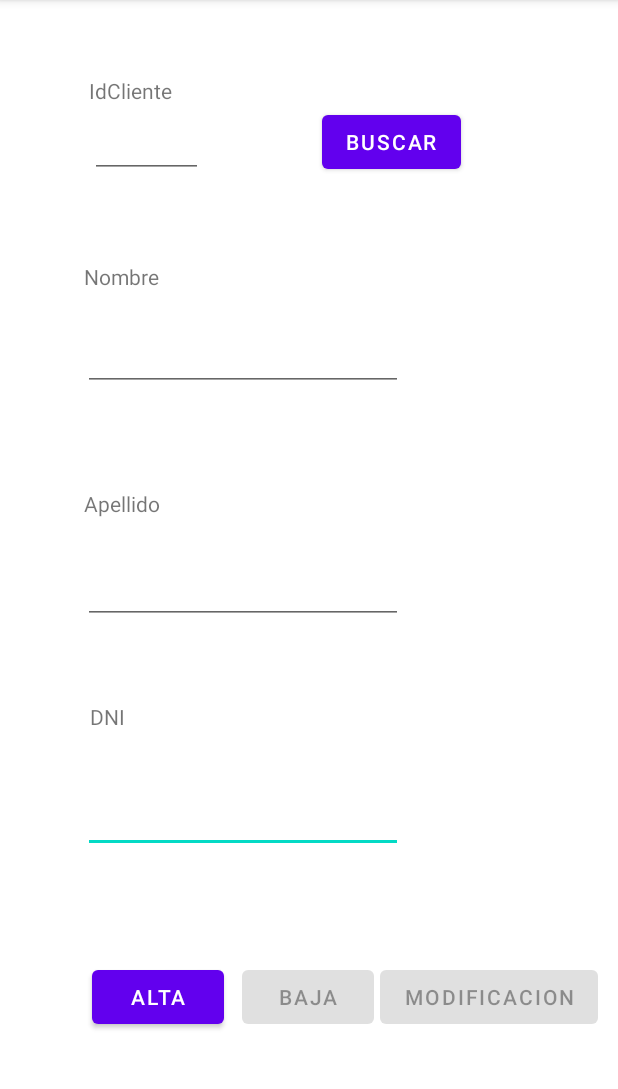
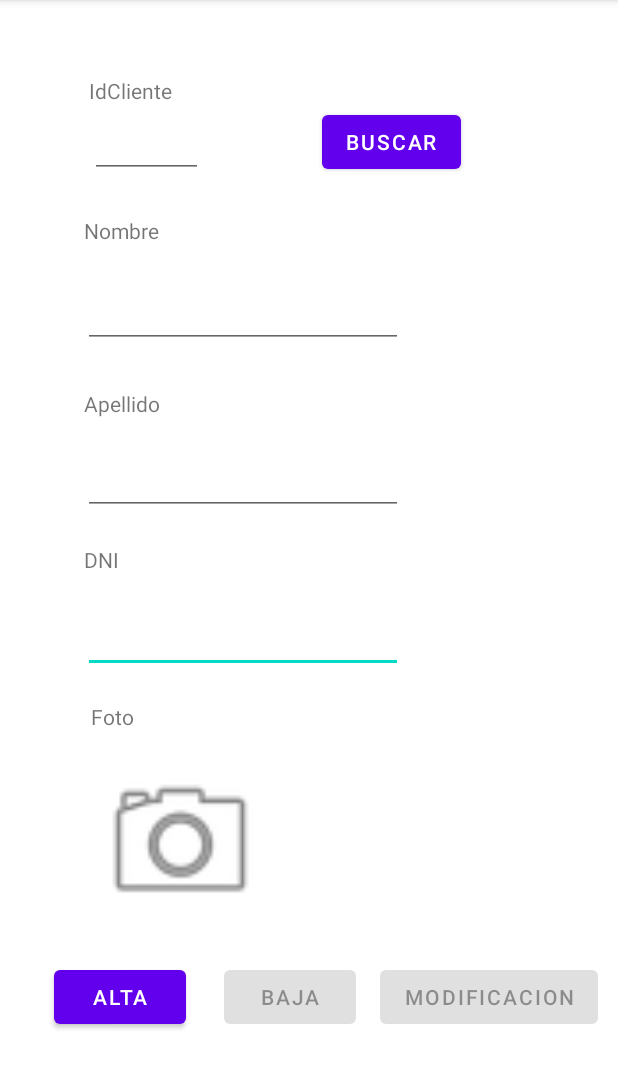
Before and after one commit to xabier100/ANDROID_APP_GarageManagement, an Android app: the MantenimientoClientes screen opened directly, with no data from a screen before it, after a tap on "ALTA", on a phone screen of 412 x 824 dp, the part 84-1173 px from its top. Run offline under Robolectric (Android 15) with nearby library versions, the phone set to English and light mode, and no system bars; 1 other tap on this screen came first.

Commit message:
Implementado foto de perfil en clientes

```diff
--- a/GarageManagement/app/build.gradle
+++ b/GarageManagement/app/build.gradle
@@ -7,12 +7,12 @@ android {
 
     defaultConfig {
         applicationId "com.example.proyectoandroid"
-        minSdk 25
-        targetSdk 31
+        targetSdk 30
         versionCode 1
         versionName "1.0"
 
         testInstrumentationRunner "androidx.test.runner.AndroidJUnitRunner"
+        minSdk defaultMinSdkVersion
     }
 
     buildTypes {
--- a/GarageManagement/app/src/main/java/com/example/proyectoandroid/MainActivity.java
+++ b/GarageManagement/app/src/main/java/com/example/proyectoandroid/MainActivity.java
@@ -17,7 +17,7 @@ public class MainActivity extends AppCompatActivity implements View.OnClickListe
     protected void onCreate(Bundle savedInstanceState) {
         super.onCreate(savedInstanceState);
         setContentView(R.layout.activity_main);
-        toh=new TallerOpenHelper(this, NOMBRE_BD,null,4);
+        toh=new TallerOpenHelper(this, NOMBRE_BD,null,5);
         //Asignar a cada boton su vista
         btnMantenimientoClientes=findViewById(R.id.btnMantenimientoClientes);
         btnMantenimientoFacturas=findViewById(R.id.btnMantenimientoFacturas);
--- a/GarageManagement/app/src/main/java/com/example/proyectoandroid/MantenimientoClientes.java
+++ b/GarageManagement/app/src/main/java/com/example/proyectoandroid/MantenimientoClientes.java
@@ -1,22 +1,37 @@
 package com.example.proyectoandroid;
 
+import androidx.activity.result.contract.ActivityResultContracts;
+import androidx.annotation.Nullable;
 import androidx.appcompat.app.AppCompatActivity;
 
+import android.content.ContentResolver;
 import android.content.ContentValues;
+import android.content.Intent;
 import android.database.Cursor;
 import android.database.sqlite.SQLiteConstraintException;
 import android.database.sqlite.SQLiteDatabase;
+import android.graphics.Bitmap;
+import android.graphics.BitmapFactory;
+import android.graphics.ImageDecoder;
+import android.graphics.drawable.BitmapDrawable;
+import android.net.Uri;
 import android.os.Bundle;
+import android.provider.MediaStore;
+import android.util.Base64;
 import android.view.View;
 import android.widget.Button;
 import android.widget.EditText;
+import android.widget.ImageView;
 import android.widget.Toast;
 
-public class MantenimientoClientes extends AppCompatActivity implements View.OnClickListener {
+import java.io.ByteArrayOutputStream;
+
+public class MantenimientoClientes extends AppCompatActivity implements View.OnClickListener{
 
     Button btnAlta,btnBaja,btnModificacion,btnBuscar;
     EditText txtIdCliente,txtNombre,txtApellido,txtDni;
     SQLiteDatabase sqldb;
+    ImageView imgCliente;
     @Override
     protected void onCreate(Bundle savedInstanceState) {
         super.onCreate(savedInstanceState);
@@ -29,10 +44,12 @@ public class MantenimientoClientes extends AppCompatActivity implements View.OnC
         btnBaja=findViewById(R.id.btnBaja);
         btnModificacion=findViewById(R.id.btnModificacion);
         btnBuscar=findViewById(R.id.btnBuscar);
+        imgCliente=findViewById(R.id.imgCliente);
         btnAlta.setOnClickListener(this);
         btnBaja.setOnClickListener(this);
         btnModificacion.setOnClickListener(this);
         btnBuscar.setOnClickListener(this);
+        imgCliente.setOnClickListener(this);
 
     }
 
@@ -49,6 +66,11 @@ public class MantenimientoClientes extends AppCompatActivity implements View.OnC
         }
         else if(v==btnModificacion){
             modificar();
+        }
+        else if (v==imgCliente){
+            Intent i=new Intent(Intent.ACTION_PICK,
+                    MediaStore.Images.Media.EXTERNAL_CONTENT_URI);
+            startActivityForResult(i,1);
         }
     }
 
@@ -99,9 +121,10 @@ public class MantenimientoClientes extends AppCompatActivity implements View.OnC
         String nombre=txtNombre.getText().toString();
         String apellido=txtApellido.getText().toString();
         String dni=txtDni.getText().toString();
+        String img=this.convertirABase64(imgCliente);
         //Llenar el contentValue con el valor de la caja y su nombre
-        String[]elementos=new String[]{idCliente,nombre,apellido,dni};
-        String[]nombreelementos=new String[]{"idCliente","nombre","apellido","DNI",};
+        String[]elementos=new String[]{idCliente,nombre,apellido,dni,img};
+        String[]nombreelementos=new String[]{"idCliente","nombre","apellido","DNI","ImgCliente"};
         for (int i = 0; i < elementos.length; i++) {
             cv.put(nombreelementos[i],elementos[i]);
         }
@@ -111,7 +134,7 @@ public class MantenimientoClientes extends AppCompatActivity implements View.OnC
         String idCliente=txtIdCliente.getText().toString();
         sqldb=MainActivity.toh.getReadableDatabase();
         Cursor c=sqldb.query("Clientes",new String[]
-                        {"IdCliente","Nombre","Apellido","DNI"},
+                        {"IdCliente","Nombre","Apellido","DNI","ImgCliente"},
                 "IdCliente=?",
                 new String[]{idCliente},
                 null,null,null);
@@ -120,6 +143,9 @@ public class MantenimientoClientes extends AppCompatActivity implements View.OnC
             txtNombre.setText(c.getString(1));
             txtApellido.setText(c.getString(2));
             txtDni.setText(c.getString(3));
+            //Crear el bitmpap y insertarlo
+            Bitmap bmp=this.obtenerBmpDeString(c.getString(4));
+            imgCliente.setImageBitmap(bmp);
             //Habilitar y deshabilitar los botones correspondientes
             btnAlta.setEnabled(false);
             btnBaja.setEnabled(true);
@@ -134,7 +160,45 @@ public class MantenimientoClientes extends AppCompatActivity implements View.OnC
         }
     }
 
+    private Bitmap obtenerBmpDeString(String string) {
+        byte [] array=Base64.decode(string,Base64.DEFAULT);
+        Bitmap bmp= BitmapFactory.decodeByteArray(array,0,array.length);
+        return bmp;
+    }
+
+
+
     private void mostrarMensaje(String s) {
         Toast.makeText(this,s,Toast.LENGTH_LONG).show();
     }
+
+    public String convertirABase64(ImageView img){
+        Bitmap bmp=((BitmapDrawable)img.getDrawable()).getBitmap();
+        ByteArrayOutputStream baos=new ByteArrayOutputStream();
+        bmp.compress(Bitmap.CompressFormat.JPEG,100,baos);
+        byte []array=baos.toByteArray();
+        String strfoto= Base64.encodeToString(array,Base64.DEFAULT);
+        return strfoto;
+    }
+
+
+    @Override
+    protected void onActivityResult(int requestCode, int resultCode, @Nullable Intent data) {
+        if(requestCode==1)
+        {
+            if(resultCode==RESULT_OK) {
+                Uri uri = data.getData();
+                try {
+                    ContentResolver cr = getContentResolver();
+                    /*Un manejador de imagenes es el cr*/
+                    Bitmap bmp = ImageDecoder.decodeBitmap(ImageDecoder.createSource(cr, uri));
+                    imgCliente.setImageBitmap(bmp);
+
+                } catch (Exception e) {
+                    mostrarMensaje(e.getMessage());
+                }
+            }
+        }
+        super.onActivityResult(requestCode, resultCode, data);
+    }
 }
--- a/GarageManagement/app/src/main/java/com/example/proyectoandroid/TallerOpenHelper.java
+++ b/GarageManagement/app/src/main/java/com/example/proyectoandroid/TallerOpenHelper.java
@@ -14,6 +14,7 @@ public class TallerOpenHelper extends SQLiteOpenHelper {
             "    Nombre    TEXT," +
             "    Apellido  TEXT," +
             "    DNI       TEXT    UNIQUE," +
+            "    ImgCliente TEXT," +
             "    PRIMARY KEY (" +
             "        IdCliente" +
             "    )," +
--- a/GarageManagement/app/src/main/res/layout/activity_mantenimiento_clientes.xml
+++ b/GarageManagement/app/src/main/res/layout/activity_mantenimiento_clientes.xml
@@ -17,7 +17,7 @@
         app:layout_constraintHorizontal_bias="0.278"
         app:layout_constraintStart_toStartOf="parent"
         app:layout_constraintTop_toTopOf="parent"
-        app:layout_constraintVertical_bias="0.724" />
+        app:layout_constraintVertical_bias="0.558" />
 
     <TextView
         android:id="@+id/textView3"
@@ -29,7 +29,7 @@
         app:layout_constraintHorizontal_bias="0.155"
         app:layout_constraintStart_toStartOf="parent"
         app:layout_constraintTop_toTopOf="parent"
-        app:layout_constraintVertical_bias="0.435" />
+        app:layout_constraintVertical_bias="0.346" />
 
     <TextView
         android:id="@+id/textView5"
@@ -38,10 +38,10 @@
         android:text="DNI"
         app:layout_constraintBottom_toBottomOf="parent"
         app:layout_constraintEnd_toEndOf="parent"
-        app:layout_constraintHorizontal_bias="0.155"
+        app:layout_constraintHorizontal_bias="0.144"
         app:layout_constraintStart_toStartOf="parent"
         app:layout_constraintTop_toTopOf="parent"
-        app:layout_constraintVertical_bias="0.625" />
+        app:layout_constraintVertical_bias="0.485" />
 
     <TextView
         android:id="@+id/textView"
@@ -53,7 +53,7 @@
         app:layout_constraintHorizontal_bias="0.155"
         app:layout_constraintStart_toStartOf="parent"
         app:layout_constraintTop_toTopOf="parent"
-        app:layout_constraintVertical_bias="0.233" />
+        app:layout_constraintVertical_bias="0.192" />
 
     <TextView
         android:id="@+id/textView6"
@@ -78,7 +78,7 @@
         app:layout_constraintHorizontal_bias="0.278"
         app:layout_constraintStart_toStartOf="parent"
         app:layout_constraintTop_toTopOf="parent"
-        app:layout_constraintVertical_bias="0.298" />
+        app:layout_constraintVertical_bias="0.258" />
 
     <EditText
         android:id="@+id/txtIdCliente"
@@ -104,7 +104,7 @@
         app:layout_constraintHorizontal_bias="0.278"
         app:layout_constraintStart_toStartOf="parent"
         app:layout_constraintTop_toTopOf="parent"
-        app:layout_constraintVertical_bias="0.513" />
+        app:layout_constraintVertical_bias="0.412" />
 
     <Button
         android:id="@+id/btnBuscar"
@@ -126,7 +126,7 @@
         android:text="Alta"
         app:layout_constraintBottom_toBottomOf="parent"
         app:layout_constraintEnd_toEndOf="parent"
-        app:layout_constraintHorizontal_bias="0.189"
+        app:layout_constraintHorizontal_bias="0.111"
         app:layout_constraintStart_toStartOf="parent"
         app:layout_constraintTop_toTopOf="parent"
         app:layout_constraintVertical_bias="0.89" />
@@ -139,7 +139,7 @@
         android:text="Baja"
         app:layout_constraintBottom_toBottomOf="parent"
         app:layout_constraintEnd_toEndOf="parent"
-        app:layout_constraintHorizontal_bias="0.498"
+        app:layout_constraintHorizontal_bias="0.461"
         app:layout_constraintStart_toStartOf="parent"
         app:layout_constraintTop_toTopOf="parent"
         app:layout_constraintVertical_bias="0.89" />
@@ -157,4 +157,28 @@
         app:layout_constraintTop_toTopOf="parent"
         app:layout_constraintVertical_bias="0.89" />
 
+    <ImageView
+        android:id="@+id/imgCliente"
+        android:layout_width="122dp"
+        android:layout_height="113dp"
+        app:layout_constraintBottom_toBottomOf="parent"
+        app:layout_constraintEnd_toEndOf="parent"
+        app:layout_constraintHorizontal_bias="0.204"
+        app:layout_constraintStart_toStartOf="parent"
+        app:layout_constraintTop_toTopOf="parent"
+        app:layout_constraintVertical_bias="0.771"
+        app:srcCompat="@android:drawable/ic_menu_camera" />
+
+    <TextView
+        android:id="@+id/textView12"
+        android:layout_width="wrap_content"
+        android:layout_height="wrap_content"
+        android:text="Foto"
+        app:layout_constraintBottom_toBottomOf="parent"
+        app:layout_constraintEnd_toEndOf="parent"
+        app:layout_constraintHorizontal_bias="0.158"
+        app:layout_constraintStart_toStartOf="parent"
+        app:layout_constraintTop_toTopOf="parent"
+        app:layout_constraintVertical_bias="0.625" />
+
 </androidx.constraintlayout.widget.ConstraintLayout>
--- a/GarageManagement/build.gradle
+++ b/GarageManagement/build.gradle
@@ -3,7 +3,9 @@ plugins {
     id 'com.android.application' version '7.1.0' apply false
     id 'com.android.library' version '7.1.0' apply false
 }
-
+ext {
+    defaultMinSdkVersion = 28
+}
 task clean(type: Delete) {
     delete rootProject.buildDir
 }
```
Also changed, not shown: 2 other files.
